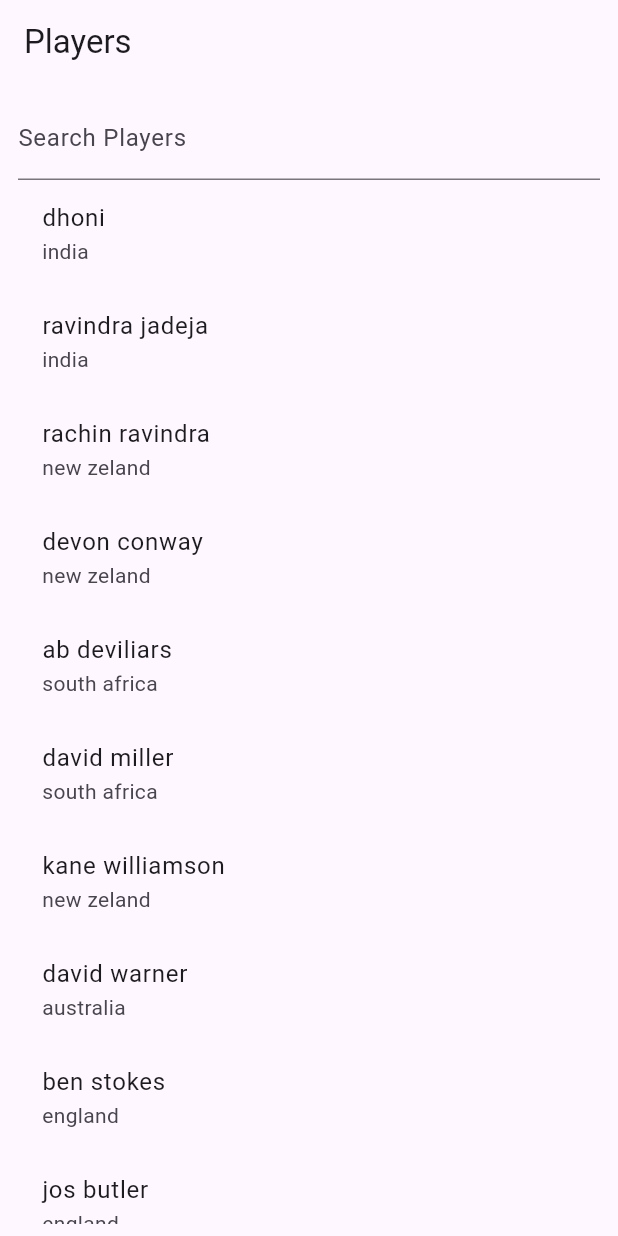
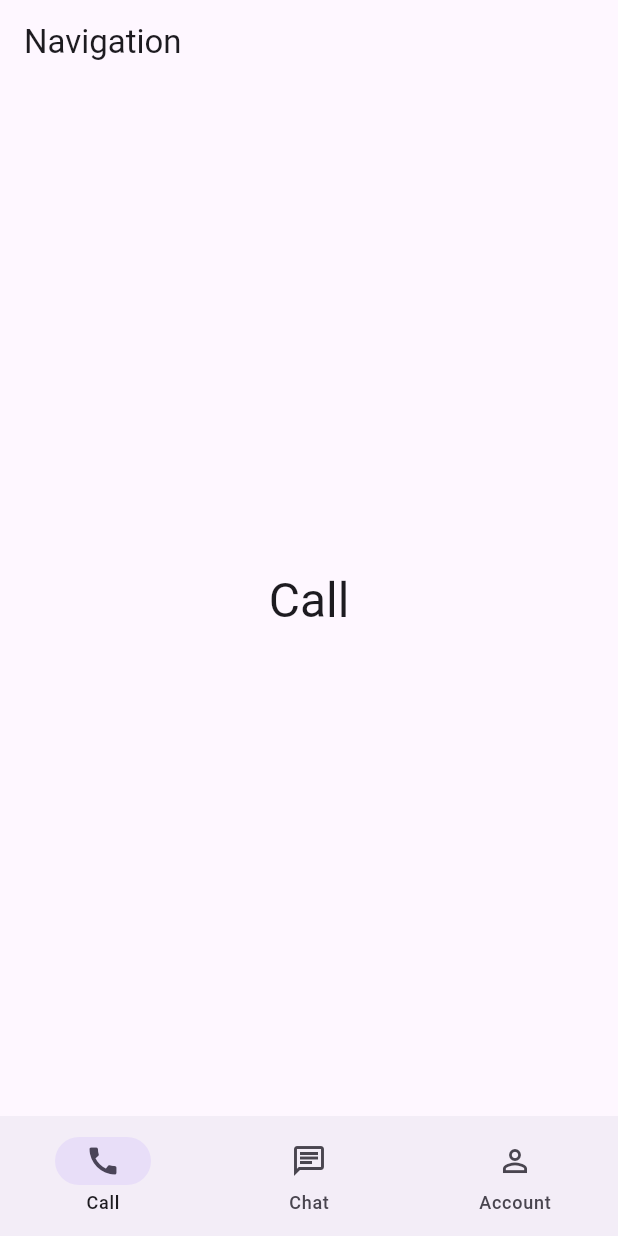
Before and after one commit to paraspithadiya10/riverpod_basics, a Flutter app: the screen it shows after launch, on a phone screen of 412 x 824 dp. Run offline on Flutter 3.47's test engine with Material 3 defaults, Android fonts, the phone set to English and light mode, and no system bars; our stand-ins replace equatable, flutter_riverpod, riverpod_annotation; generated files the repository leaves out were written again.

Commit message:
implemented navigation bar using generated provider

```diff
--- a/lib/main.dart
+++ b/lib/main.dart
@@ -4,6 +4,7 @@ import 'package:riverpod_demo/providers/providers.dart';
 import 'package:riverpod_demo/screens/counter_using_notifier_provider.dart';
 import 'package:riverpod_demo/screens/home_page.dart';
 import 'package:riverpod_demo/screens/name_from_generated_provider.dart';
+import 'package:riverpod_demo/screens/navigation_page.dart';
 import 'package:riverpod_demo/screens/players.dart';
 import 'package:riverpod_demo/screens/user_from_textfield.dart';
 
@@ -20,7 +21,7 @@ class MyApp extends ConsumerWidget {
     return MaterialApp(
       debugShowCheckedModeBanner: false,
       theme: isLightTheme ? ThemeData.light() : ThemeData.dark(),
-      home: Players(),
+      home: NavigationPage(),
     );
   }
 }
--- /dev/null
+++ b/lib/notifiers/navigation_notifier.dart
@@ -0,0 +1,14 @@
+import 'package:riverpod_annotation/riverpod_annotation.dart';
+part 'navigation_notifier.g.dart';
+
+@riverpod
+class NavigationNotifier extends _$NavigationNotifier {
+  @override
+  int build() {
+    return 0;
+  }
+
+  void setSelectedIndex(int index) {
+    state = index;
+  }
+}
--- a/lib/notifiers/player_notifier.dart
+++ b/lib/notifiers/player_notifier.dart
@@ -1,4 +1,3 @@
-import 'package:flutter_riverpod/flutter_riverpod.dart';
 import 'package:riverpod_annotation/riverpod_annotation.dart';
 part 'player_notifier.g.dart';
 
--- /dev/null
+++ b/lib/screens/navigation_page.dart
@@ -0,0 +1,56 @@
+import 'package:flutter/material.dart';
+import 'package:flutter_riverpod/flutter_riverpod.dart';
+import 'package:riverpod_demo/notifiers/navigation_notifier.dart';
+
+class NavigationPage extends ConsumerWidget {
+  const NavigationPage({super.key});
+
+  @override
+  Widget build(BuildContext context, WidgetRef ref) {
+    int index = ref.watch(navigationNotifierProvider);
+
+    return Scaffold(
+      appBar: AppBar(
+        title: Text('Navigation'),
+      ),
+      body: [
+        Center(
+            child: Text(
+          'Call',
+          style: TextTheme.of(context).headlineLarge,
+        )),
+        Center(
+            child: Text(
+          'Chat',
+          style: TextTheme.of(context).headlineLarge,
+        )),
+        Center(
+            child: Text(
+          'Account',
+          style: TextTheme.of(context).headlineLarge,
+        )),
+      ][index],
+      bottomNavigationBar: NavigationBar(
+          selectedIndex: index,
+          onDestinationSelected: (value) {
+            ref
+                .read(navigationNotifierProvider.notifier)
+                .setSelectedIndex(value);
+          },
+          destinations: [
+            NavigationDestination(
+                selectedIcon: Icon(Icons.call),
+                icon: Icon(Icons.call_outlined),
+                label: 'Call'),
+            NavigationDestination(
+                selectedIcon: Icon(Icons.chat),
+                icon: Icon(Icons.chat_outlined),
+                label: 'Chat'),
+            NavigationDestination(
+                selectedIcon: Icon(Icons.person),
+                icon: Icon(Icons.person_outline),
+                label: 'Account'),
+          ]),
+    );
+  }
+}
```
Also changed, not shown: lib/notifiers/navigation_notifier.g.dart (added), 4 other files.
